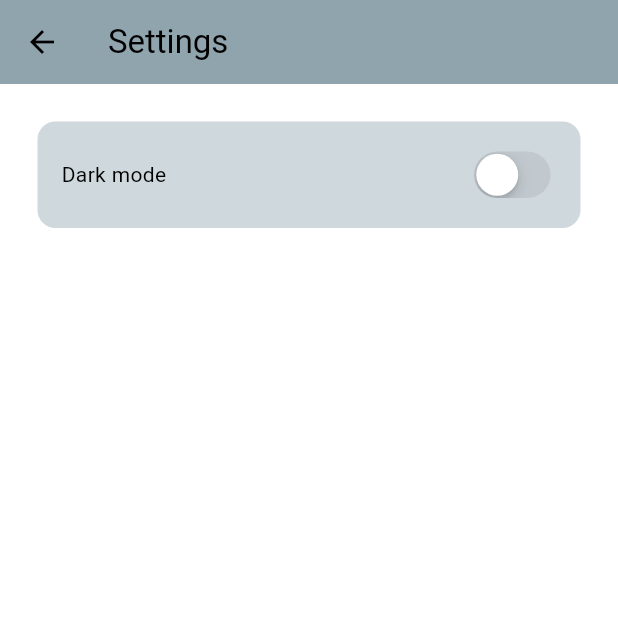
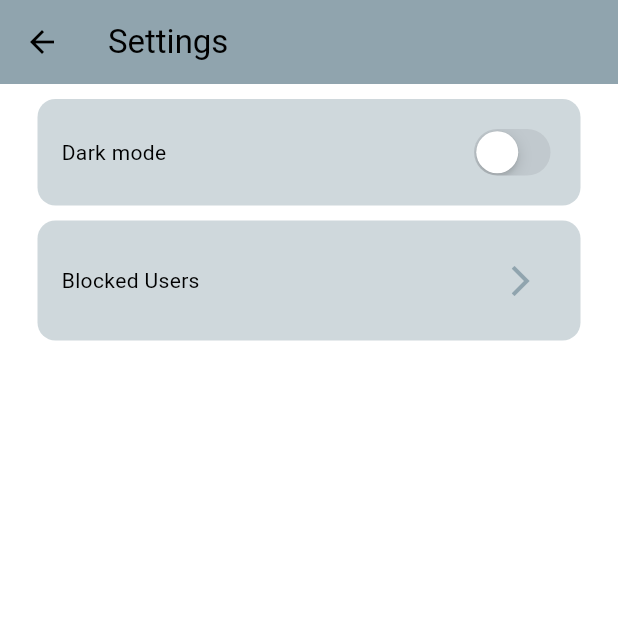
Before and after one commit to chaolaolo/flutter_chat_app, a Flutter app: the screen it shows once a user with an empty profile is signed in, in the side drawer, after a tap on "SETTINGS", on a phone screen of 412 x 824 dp, the top half of it. Run offline on Flutter 3.47's test engine with Material 3 defaults, Android fonts, the phone set to English and light mode, and no system bars; our stand-ins replace cloud_firestore, firebase_auth, firebase_core, iconsax; accounts and stored records are empty.

Commit message:
update code home, settings

```diff
--- a/lib/screens/home_page.dart
+++ b/lib/screens/home_page.dart
@@ -38,7 +38,7 @@ class HomePage extends StatelessWidget {
         }
         // loading..
         if (snapshot.connectionState == ConnectionState.waiting) {
-          return CircularProgressIndicator();
+          return Center(child: CircularProgressIndicator());
         }
         // list chat
         return ListView(
--- a/lib/screens/settings_page.dart
+++ b/lib/screens/settings_page.dart
@@ -1,3 +1,4 @@
+import 'package:chat_app/screens/blocked_users_page.dart';
 import 'package:chat_app/themes/theme_provider.dart';
 import 'package:flutter/cupertino.dart';
 import 'package:flutter/material.dart';
@@ -14,12 +15,15 @@ class SettingsPage extends StatelessWidget {
         title: Text("Settings"),
         backgroundColor: Colors.blueGrey.shade300,
       ),
-      body: Container(
+      body: Column(
+        children: [
+          //change theme mode switch
+          Container(
             decoration: BoxDecoration(
               color: Theme.of(context).colorScheme.secondary,
               borderRadius: BorderRadius.circular(12),
             ),
-        margin: EdgeInsets.all(25),
+            margin: EdgeInsets.symmetric(horizontal: 25, vertical: 10),
             padding: EdgeInsets.all(16),
             child: Row(
               mainAxisAlignment: MainAxisAlignment.spaceBetween,
@@ -32,6 +36,35 @@ class SettingsPage extends StatelessWidget {
               ],
             ),
           ),
+
+          // blocked users (tap to go blocked users page)
+          Container(
+            decoration: BoxDecoration(
+              color: Theme.of(context).colorScheme.secondary,
+              borderRadius: BorderRadius.circular(12),
+            ),
+            margin: EdgeInsets.symmetric(horizontal: 25, vertical: 0),
+            padding: EdgeInsets.all(16),
+            child: Row(
+              mainAxisAlignment: MainAxisAlignment.spaceBetween,
+              children: [
+                Text("Blocked Users"),
+                IconButton(
+                    onPressed: () => Navigator.push(
+                          context,
+                          MaterialPageRoute(
+                            builder: (context) => BlockedUsersPage(),
+                          ),
+                        ),
+                    icon: Icon(
+                      Icons.arrow_forward_ios,
+                      color: Theme.of(context).colorScheme.primary,
+                    ))
+              ],
+            ),
+          ),
+        ],
+      ),
     );
   }
 }
```
Lines whose indentation alone changed are shown as unchanged.
